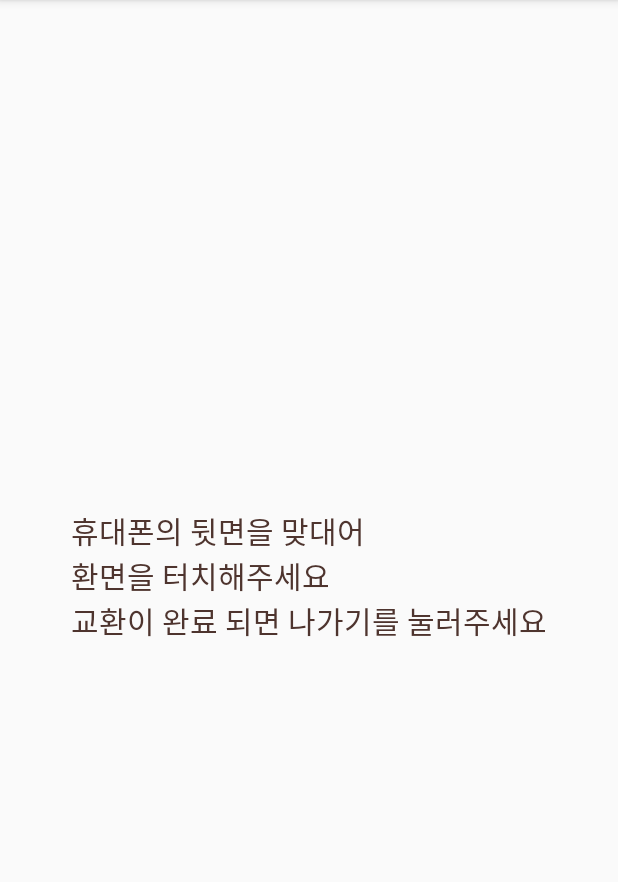
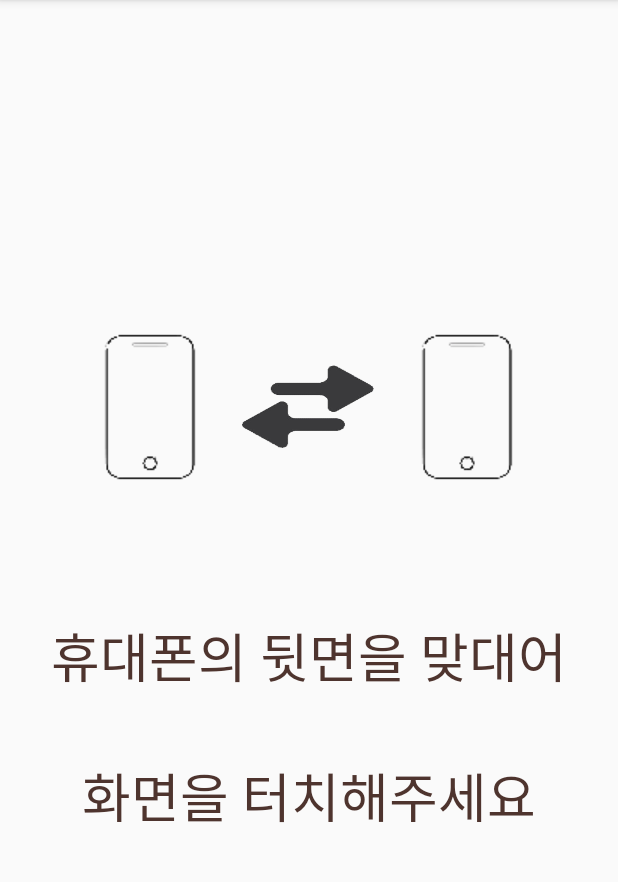
Before and after one commit to gu-gyodong/NameCard, an Android app: the NFCExchangeView screen opened directly, with no data from a screen before it, on a phone screen of 412 x 824 dp, the part 84-966 px from its top. Run offline under Robolectric (Android 15) with nearby library versions, the light colour scheme and no system bars; our stand-ins replace Volley, data binding; network calls fail; 1 statement that could not run was skipped.

Commit message:
NFC, QR 교환 분리

```diff
--- a/app/src/main/AndroidManifest.xml
+++ b/app/src/main/AndroidManifest.xml
@@ -19,14 +19,17 @@
         android:roundIcon="@drawable/mainicon"
         android:supportsRtl="true"
         android:theme="@style/AppTheme">
-        <activity android:name=".views.CardExchangeView" />
+        <activity android:name=".views.QRCodeExchangeView"></activity>
+        <activity android:name=".views.NFCExchangeView" />
         <activity android:name=".views.MyCardListView" />
-        <activity android:name=".views.CardClickView"
+        <activity
+            android:name=".views.CardClickView"
             android:windowSoftInputMode="adjustPan" />
         <activity
             android:name=".connection.CardAddressRequest"
             android:theme="@android:style/Theme.Dialog" />
-        <activity android:name=".views.CardRegisterView"
+        <activity
+            android:name=".views.CardRegisterView"
             android:windowSoftInputMode="adjustPan" />
         <activity android:name=".views.SignUpView" />
         <activity
@@ -41,7 +44,8 @@
         <activity
             android:name="com.theartofdev.edmodo.cropper.CropImageActivity"
             android:theme="@style/Base.Theme.AppCompat" />
-        <activity android:name=".views.MainView"
+        <activity
+            android:name=".views.MainView"
             android:windowSoftInputMode="adjustPan" />
     </application>
 
--- a/app/src/main/java/com/project/namecard/views/MainFragmentExchangeView.java
+++ b/app/src/main/java/com/project/namecard/views/MainFragmentExchangeView.java
@@ -94,13 +94,11 @@ public class MainFragmentExchangeView extends Fragment {
             public void onClick(View v) {
                 switch (v.getId()){
                     case R.id.QRCodeScan:
-                        Intent intent1 = new Intent(getActivity(), CardExchangeView.class);
-                        intent1.putExtra("Check", "QRCode");
+                        Intent intent1 = new Intent(getActivity(), QRCodeExchangeView.class);
                         startActivity(intent1);
                         break;
                     case R.id.NFCExchange:
-                        Intent intent2 = new Intent(getActivity(), CardExchangeView.class);
-                        intent2.putExtra("Check", "NFC");
+                        Intent intent2 = new Intent(getActivity(), NFCExchangeView.class);
                         startActivity(intent2);
                         break;
                 }
--- a/app/src/main/java/com/project/namecard/views/CardExchangeView.java
+++ b/app/src/main/java/com/project/namecard/views/NFCExchangeView.java
@@ -11,28 +11,23 @@ import android.os.Parcelable;
 import android.util.Log;
 import android.widget.Toast;
 
-import androidx.annotation.Nullable;
 import androidx.appcompat.app.AppCompatActivity;
 import androidx.lifecycle.Observer;
 import androidx.lifecycle.ViewModelProvider;
 
-import com.google.zxing.integration.android.IntentIntegrator;
-import com.google.zxing.integration.android.IntentResult;
-import com.project.namecard.databinding.ActivityCardExchangeViewBinding;
+import com.project.namecard.databinding.ActivityNfcExchangeViewBinding;
 import com.project.namecard.viewModels.MainFragmentSharedViewModel;
 
 import java.io.ByteArrayOutputStream;
 import java.io.UnsupportedEncodingException;
 import java.util.Locale;
 
-public class CardExchangeView extends AppCompatActivity {
+public class NFCExchangeView extends AppCompatActivity {
 
     //바인딩
-    private ActivityCardExchangeViewBinding binding;
+    private ActivityNfcExchangeViewBinding binding;
     //뷰 모델
     private MainFragmentSharedViewModel viewModel;
-    //판별 변수
-    private String Check;
     //NFC
     private NfcAdapter nfcAdapter;
     private NdefMessage ndefMessage;
@@ -43,25 +38,14 @@ public class CardExchangeView extends AppCompatActivity {
         super.onCreate(savedInstanceState);
 
         //데이터 바인딩
-        binding = ActivityCardExchangeViewBinding.inflate(getLayoutInflater());
+        binding = ActivityNfcExchangeViewBinding.inflate(getLayoutInflater());
         setContentView(binding.getRoot());
         //뷰 모델
         viewModel = new ViewModelProvider(this).get(MainFragmentSharedViewModel.class);
         binding.setViewModel(viewModel);
         binding.setLifecycleOwner(this);
 
-        //QR, NFC 체크
-        Intent intent = getIntent();
-        Check = intent.getExtras().getString("Check");
-
-        //QR코드 스캐너
-        if(Check.equals("QRCode")){
-            new IntentIntegrator(this).initiateScan();
-        }
-        //NFC 교환
-        else {
-            nfcAdapter = NfcAdapter.getDefaultAdapter(this);
-        }
+        nfcAdapter = NfcAdapter.getDefaultAdapter(this);
 
         //데이터 옵저버
         getDataObserver();
@@ -82,7 +66,7 @@ public class CardExchangeView extends AppCompatActivity {
                     String Info = viewModel.DBname.getValue()+"/"+s;
                     //ndef 메시지 생성
                     ndefMessage = createNdefMessage(Info);
-                    nfcAdapter.setNdefPushMessage(ndefMessage, CardExchangeView.this);
+                    nfcAdapter.setNdefPushMessage(ndefMessage, NFCExchangeView.this);
 
                 }
             }
@@ -99,32 +83,6 @@ public class CardExchangeView extends AppCompatActivity {
                 }
             }
         });
-   }
-
-   //QR코드 교환 결과 result
-   @Override
-   protected void onActivityResult(int requestCode, int resultCode, @Nullable Intent data) {
-        IntentResult result = IntentIntegrator.parseActivityResult(requestCode, resultCode, data);
-        if(result !=null){
-            //취소시
-            if(result.getContents()==null){
-                Check = "QRCode";
-                Toast.makeText(this,"취소되었습니다.",Toast.LENGTH_LONG).show();
-                finish();
-            }
-            //교환 값 존재
-            else {
-                //읽은 상댇방 카드 ID set
-                String total = result.getContents();
-                String UserDB = total.substring(0, total.indexOf("/"));
-                String UserID = total.substring(total.indexOf("/")+1);
-                //Data Set
-                viewModel.UserDB.setValue(UserDB);
-                viewModel.UserID.setValue(UserID);
-                viewModel.CardExchange();
-            }
-        }
-        super.onActivityResult(requestCode, resultCode, data);
    }
 
    //NFC ndef 메시지 생성성
@@ -226,7 +184,7 @@ public class CardExchangeView extends AppCompatActivity {
         enableForegroundDispatchSystem();
     }
     private void enableForegroundDispatchSystem(){
-        Intent intent = new Intent(this, CardExchangeView.class).addFlags(Intent.FLAG_RECEIVER_REPLACE_PENDING);
+        Intent intent = new Intent(this, NFCExchangeView.class).addFlags(Intent.FLAG_RECEIVER_REPLACE_PENDING);
         PendingIntent pendingIntent = PendingIntent.getActivity(this,0,intent,0);
         IntentFilter[] intentFilters = new IntentFilter[] {};
         nfcAdapter.enableForegroundDispatch(this,pendingIntent,intentFilters,null);
--- a/app/src/main/res/layout/activity_card_exchange_view.xml
+++ /dev/null
@@ -1,26 +0,0 @@
-<?xml version="1.0" encoding="utf-8"?>
-<layout xmlns:android="http://schemas.android.com/apk/res/android"
-    xmlns:app="http://schemas.android.com/apk/res-auto"
-    xmlns:tools="http://schemas.android.com/tools"
-    tools:context=".views.CardExchangeView">
-
-    <data>
-        <variable
-            name="viewModel"
-            type="com.project.namecard.viewModels.MainFragmentSharedViewModel" />
-    </data>
-
-    <LinearLayout
-        android:layout_width="match_parent"
-        android:layout_height="match_parent"
-        android:gravity="center">
-
-        <TextView
-            android:textSize="20dp"
-            android:text="휴대폰의 뒷면을 맞대어\n환면을 터치해주세요\n교환이 완료 되면 나가기를 눌러주세요"
-            android:layout_width="wrap_content"
-            android:layout_height="wrap_content"/>
-
-    </LinearLayout>
-
-</layout>
--- /dev/null
+++ b/app/src/main/res/layout/activity_nfc_exchange_view.xml
@@ -0,0 +1,49 @@
+<?xml version="1.0" encoding="utf-8"?>
+<layout xmlns:android="http://schemas.android.com/apk/res/android"
+    xmlns:app="http://schemas.android.com/apk/res-auto"
+    xmlns:tools="http://schemas.android.com/tools"
+    tools:context=".views.NFCExchangeView">
+
+    <data>
+        <variable
+            name="viewModel"
+            type="com.project.namecard.viewModels.MainFragmentSharedViewModel" />
+    </data>
+
+    <LinearLayout
+        android:layout_width="match_parent"
+        android:layout_height="match_parent"
+        android:gravity="center"
+        android:orientation="vertical">
+
+        <LinearLayout
+            android:layout_width="wrap_content"
+            android:layout_height="wrap_content"
+            android:orientation="horizontal"
+            android:gravity="center"
+            android:layout_marginBottom="80dp">
+            <ImageView
+                android:layout_width="wrap_content"
+                android:layout_height="wrap_content"
+                android:background="@drawable/phoneimage" />
+            <ImageView
+                android:layout_width="91dp"
+                android:layout_height="67dp"
+                android:background="@drawable/exchangeimage"
+                android:layout_margin="20dp"/>
+            <ImageView
+                android:layout_width="wrap_content"
+                android:layout_height="wrap_content"
+                android:background="@drawable/phoneimage" />
+        </LinearLayout>
+
+        <TextView
+            android:gravity="center"
+            android:textSize="35dp"
+            android:text="휴대폰의 뒷면을 맞대어\n\n화면을 터치해주세요"
+            android:layout_width="wrap_content"
+            android:layout_height="wrap_content"/>
+
+    </LinearLayout>
+
+</layout>
```
Also changed, not shown: app/src/main/java/com/project/namecard/views/QRCodeExchangeView.java (added, +65 -0 lines), app/src/main/res/layout/activity_qr_code_exchange_view.xml (added, +18 -0 lines), app/src/main/res/drawable/exchangeimage.png (added), app/src/main/res/drawable/phoneimage.png (added).
